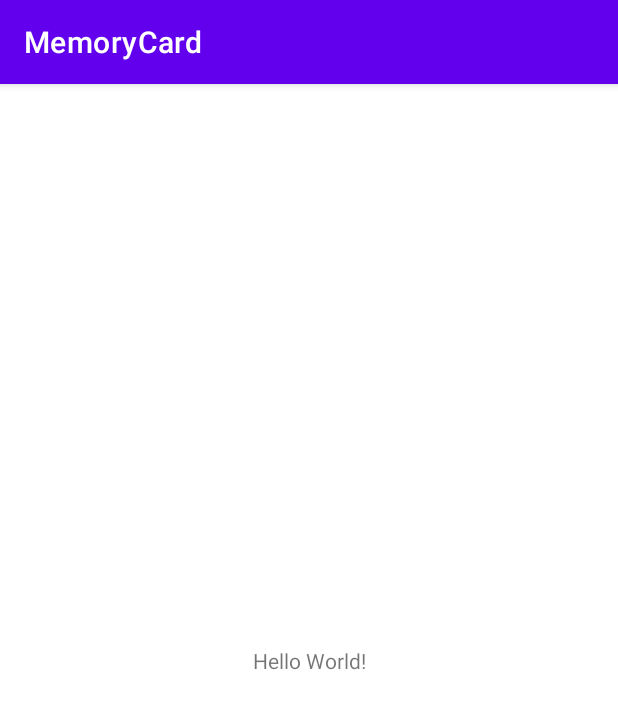
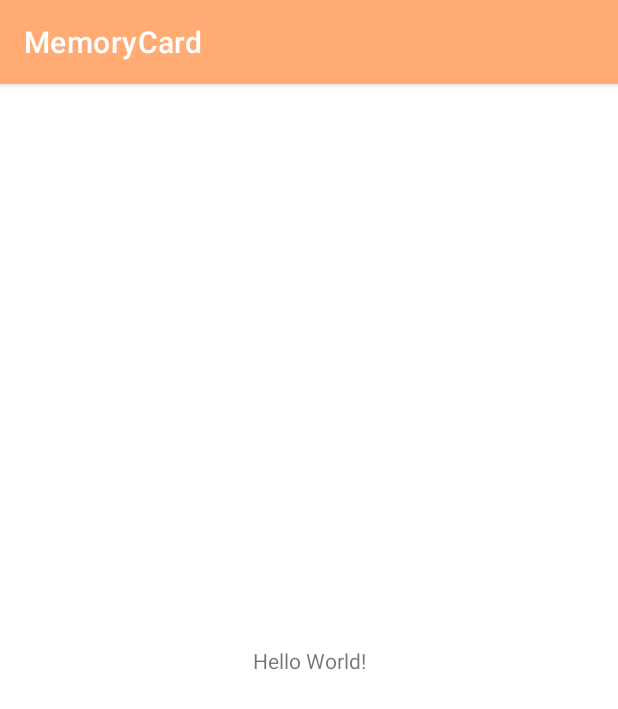
Before and after one commit to qqqestion/MemoryCard, an Android app: the screen it shows after launch (MainActivity), on a phone screen of 412 x 824 dp. Shown: the top 709 px of the screen. Run offline under Robolectric (Android 15) with nearby library versions, the phone set to English and light mode, and no system bars.

Commit message:
Setup project

```diff
--- a/app/build.gradle
+++ b/app/build.gradle
@@ -23,16 +23,22 @@ android {
         testInstrumentationRunner "androidx.test.runner.AndroidJUnitRunner"
     }
 
+    buildFeatures {
+        viewBinding = true
+    }
+
     buildTypes {
         release {
             minifyEnabled false
             proguardFiles getDefaultProguardFile('proguard-android-optimize.txt'), 'proguard-rules.pro'
         }
     }
+
     compileOptions {
         sourceCompatibility JavaVersion.VERSION_1_8
         targetCompatibility JavaVersion.VERSION_1_8
     }
+
     kotlinOptions {
         jvmTarget = '1.8'
     }
--- a/app/src/main/AndroidManifest.xml
+++ b/app/src/main/AndroidManifest.xml
@@ -9,7 +9,7 @@
             android:roundIcon="@mipmap/ic_launcher_round"
             android:supportsRtl="true"
             android:theme="@style/Theme.MemoryCard">
-        <activity android:name=".MainActivity">
+        <activity android:name=".ui.MainActivity">
             <intent-filter>
                 <action android:name="android.intent.action.MAIN" />
 
--- a/app/src/main/java/ru/lebedeva/memorycard/MainActivity.kt
+++ /dev/null
@@ -1,11 +0,0 @@
-package ru.lebedeva.memorycard
-
-import androidx.appcompat.app.AppCompatActivity
-import android.os.Bundle
-
-class MainActivity : AppCompatActivity() {
-    override fun onCreate(savedInstanceState: Bundle?) {
-        super.onCreate(savedInstanceState)
-        setContentView(R.layout.activity_main)
-    }
-}
--- /dev/null
+++ b/app/src/main/java/ru/lebedeva/memorycard/ui/MainActivity.kt
@@ -0,0 +1,20 @@
+package ru.lebedeva.memorycard.ui
+
+import androidx.appcompat.app.AppCompatActivity
+import android.os.Bundle
+import kotlinx.android.synthetic.main.activity_main.*
+import ru.lebedeva.memorycard.R
+import ru.lebedeva.memorycard.databinding.ActivityMainBinding
+
+class MainActivity : AppCompatActivity() {
+
+    private lateinit var binding: ActivityMainBinding
+
+    override fun onCreate(savedInstanceState: Bundle?) {
+        super.onCreate(savedInstanceState)
+        binding = ActivityMainBinding.inflate(layoutInflater)
+        val view = binding.root
+        setContentView(view)
+        setSupportActionBar(binding.toolbar)
+    }
+}
--- /dev/null
+++ b/app/src/main/java/ru/lebedeva/memorycard/ui/fragments/LoginFragment.kt
@@ -0,0 +1,34 @@
+package ru.lebedeva.memorycard.ui.fragments
+
+import android.os.Bundle
+import android.view.LayoutInflater
+import android.view.View
+import android.view.ViewGroup
+import androidx.fragment.app.Fragment
+import ru.lebedeva.memorycard.databinding.FragmentLoginBinding
+
+class LoginFragment : Fragment() {
+
+    private var _binding: FragmentLoginBinding? = null
+
+    private val binding get() = _binding!!
+
+    override fun onCreateView(
+        inflater: LayoutInflater,
+        container: ViewGroup?,
+        savedInstanceState: Bundle?
+    ): View {
+        _binding = FragmentLoginBinding.inflate(inflater, container, false)
+        return binding.root
+    }
+
+    override fun onViewCreated(view: View, savedInstanceState: Bundle?) {
+        super.onViewCreated(view, savedInstanceState)
+
+    }
+
+    override fun onDestroyView() {
+        super.onDestroyView()
+        _binding = null
+    }
+}
--- a/app/src/main/res/layout/activity_main.xml
+++ b/app/src/main/res/layout/activity_main.xml
@@ -4,15 +4,47 @@
         xmlns:app="http://schemas.android.com/apk/res-auto"
         android:layout_width="match_parent"
         android:layout_height="match_parent"
-        tools:context=".MainActivity">
+        tools:context=".ui.MainActivity">
 
-    <TextView
-            android:layout_width="wrap_content"
+    <com.google.android.material.appbar.AppBarLayout
+            android:id="@+id/mainAppBar"
+            android:layout_width="match_parent"
             android:layout_height="wrap_content"
-            android:text="Hello World!"
+            app:layout_constraintEnd_toEndOf="parent"
+            app:layout_constraintStart_toStartOf="parent"
+            app:layout_constraintTop_toTopOf="parent">
+
+        <androidx.appcompat.widget.Toolbar
+                android:id="@+id/toolbar"
+                android:layout_width="match_parent"
+                android:layout_height="?attr/actionBarSize"
+                android:background="?attr/colorPrimary"
+                app:titleTextColor="@android:color/white" />
+
+    </com.google.android.material.appbar.AppBarLayout>
+
+    <fragment
+            android:id="@+id/mainNavFragment"
+            android:name="androidx.navigation.fragment.NavHostFragment"
+            android:layout_width="match_parent"
+            android:layout_height="0dp"
+            android:layout_weight="1"
+            app:defaultNavHost="true"
             app:layout_constraintBottom_toBottomOf="parent"
-            app:layout_constraintLeft_toLeftOf="parent"
-            app:layout_constraintRight_toRightOf="parent"
+            app:layout_constraintEnd_toEndOf="parent"
+            app:layout_constraintStart_toStartOf="parent"
+            app:layout_constraintTop_toBottomOf="@id/mainAppBar"
+            app:navGraph="@navigation/main_graph" />
+
+    <ProgressBar
+            android:id="@+id/mainLoadingProgressBar"
+            android:layout_width="80dp"
+            android:layout_height="80dp"
+            android:indeterminateTint="@color/loading"
+            android:visibility="invisible"
+            app:layout_constraintBottom_toBottomOf="parent"
+            app:layout_constraintEnd_toEndOf="parent"
+            app:layout_constraintStart_toStartOf="parent"
             app:layout_constraintTop_toTopOf="parent" />
 
 </androidx.constraintlayout.widget.ConstraintLayout>
--- /dev/null
+++ b/app/src/main/res/layout/fragment_login.xml
@@ -0,0 +1,18 @@
+<?xml version="1.0" encoding="utf-8"?>
+<androidx.constraintlayout.widget.ConstraintLayout xmlns:android="http://schemas.android.com/apk/res/android"
+        xmlns:tools="http://schemas.android.com/tools"
+        xmlns:app="http://schemas.android.com/apk/res-auto"
+        android:layout_width="match_parent"
+        android:layout_height="match_parent"
+        tools:context=".ui.MainActivity">
+
+    <TextView
+            android:layout_width="wrap_content"
+            android:layout_height="wrap_content"
+            android:text="Hello World!"
+            app:layout_constraintBottom_toBottomOf="parent"
+            app:layout_constraintLeft_toLeftOf="parent"
+            app:layout_constraintRight_toRightOf="parent"
+            app:layout_constraintTop_toTopOf="parent" />
+
+</androidx.constraintlayout.widget.ConstraintLayout>
--- /dev/null
+++ b/app/src/main/res/navigation/main_graph.xml
@@ -0,0 +1,45 @@
+<?xml version="1.0" encoding="utf-8"?>
+<navigation xmlns:android="http://schemas.android.com/apk/res/android"
+        xmlns:app="http://schemas.android.com/apk/res-auto"
+        android:id="@+id/main_graph"
+        app:startDestination="@id/loginFragment">
+
+    <fragment
+            android:id="@+id/loginFragment"
+            android:name="ru.lebedeva.memorycard.ui.fragments.LoginFragment"
+            android:label="LoginFragment">
+        <action
+                android:id="@+id/action_loginFragment_to_registerFragment"
+                app:destination="@id/registerFragment" />
+        <action
+                android:id="@+id/action_loginFragment_to_listMemoryCardFragment"
+                app:destination="@id/listMemoryCardFragment" />
+    </fragment>
+    <fragment
+            android:id="@+id/registerFragment"
+            android:name="ru.lebedeva.memorycard.ui.fragments.RegisterFragment"
+            android:label="RegisterFragment">
+        <action
+                android:id="@+id/action_registerFragment_to_listMemoryCardFragment"
+                app:destination="@id/listMemoryCardFragment" />
+    </fragment>
+    <fragment
+            android:id="@+id/listMemoryCardFragment"
+            android:name="ru.lebedeva.memorycard.ui.fragments.ListMemoryCardFragment"
+            android:label="ListMemoryCardFragment">
+        <action
+                android:id="@+id/action_listMemoryCardFragment_to_detailMemoryCardFragment"
+                app:destination="@id/detailMemoryCardFragment" />
+        <action
+                android:id="@+id/action_listMemoryCardFragment_to_createMemoryCardFragment"
+                app:destination="@id/createMemoryCardFragment" />
+    </fragment>
+    <fragment
+            android:id="@+id/detailMemoryCardFragment"
+            android:name="ru.lebedeva.memorycard.ui.fragments.DetailMemoryCardFragment"
+            android:label="DetailMemoryCardFragment" />
+    <fragment
+            android:id="@+id/createMemoryCardFragment"
+            android:name="ru.lebedeva.memorycard.ui.fragments.CreateMemoryCardFragment"
+            android:label="CreateMemoryCardFragment" />
+</navigation>
--- a/app/src/main/res/values/colors.xml
+++ b/app/src/main/res/values/colors.xml
@@ -7,4 +7,9 @@
     <color name="teal_700">#FF018786</color>
     <color name="black">#FF000000</color>
     <color name="white">#FFFFFFFF</color>
+
+    <color name="primary">#ffab73</color>
+    <color name="secondary">#ffd384</color>
+    <color name="highlight">#fff9b0</color>
+    <color name="loading">#ffaec0</color>
 </resources>
--- a/app/src/main/res/values/themes.xml
+++ b/app/src/main/res/values/themes.xml
@@ -1,8 +1,8 @@
 <resources xmlns:tools="http://schemas.android.com/tools">
     <!-- Base application theme. -->
-    <style name="Theme.MemoryCard" parent="Theme.MaterialComponents.DayNight.DarkActionBar">
+    <style name="Theme.MemoryCard" parent="Theme.MaterialComponents.DayNight.NoActionBar">
         <!-- Primary brand color. -->
-        <item name="colorPrimary">@color/purple_500</item>
+        <item name="colorPrimary">@color/primary</item>
         <item name="colorPrimaryVariant">@color/purple_700</item>
         <item name="colorOnPrimary">@color/white</item>
         <!-- Secondary brand color. -->
```
Also changed, not shown: app/src/main/java/ru/lebedeva/memorycard/ui/fragments/CreateMemoryCardFragment.kt (added, +36 -0 lines), app/src/main/java/ru/lebedeva/memorycard/ui/fragments/DetailMemoryCardFragment.kt (added, +36 -0 lines), app/src/main/java/ru/lebedeva/memorycard/ui/fragments/ListMemoryCardFragment.kt (added, +36 -0 lines), app/src/main/java/ru/lebedeva/memorycard/ui/fragments/RegisterFragment.kt (added, +36 -0 lines), app/src/main/res/layout/fragment_create_memory_card.xml (added, +18 -0 lines), app/src/main/res/layout/fragment_detail_memory_card.xml (added, +18 -0 lines), app/src/main/res/layout/fragment_list_memory_card.xml (added, +18 -0 lines), app/src/main/res/layout/fragment_register.xml (added, +18 -0 lines).
